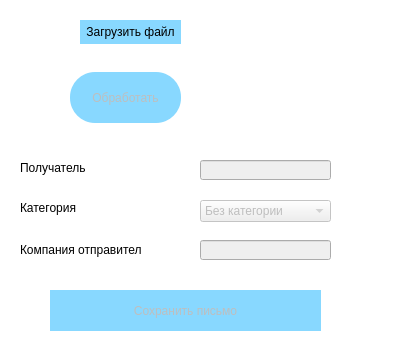
Qt form designs/dialog.ui (arekalov/Mhelper) before a commit.
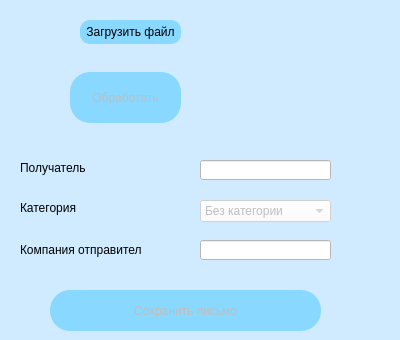
The same form after that commit.

```diff
--- a/designs/dialog.ui
+++ b/designs/dialog.ui
@@ -26,12 +26,29 @@
    <string>Dialog</string>
   </property>
   <property name="styleSheet">
-   <string notr="true">QDialog{
-background-color: rgb(255, 255, 255);
+   <string notr="true">QPushButton#upload_btn{
+border-radius: 10px;
 }
+
+QPushButton#upload_btn:pressed{
+border-radius: 5px;
+}
+
+QPushButton#upload_btn{
+border-radius: 10px;
+}
+
+QPushButton#save_btn:pressed{
+border-radius: 10px;
+}
+
+QDialog{
+background-color: rgb(208, 235, 255);
+}
+
 QPushButton{
 background-color: rgb(136, 216, 255);
-border-radius: 25px;
+border-radius: 20px;
 }
 
 QPushButton:hover{
@@ -45,7 +62,15 @@
 }
 
 upload_btn{
-border-radius: 25px;
+border-radius: 10px;
+}
+
+QLineEdit{
+background-color: rgb(255, 255, 255);
+}
+
+QComboBox{
+background-color: rgb(255, 255, 255);
 }</string>
   </property>
   <widget class="QPushButton" name="handle_btn">
```
Left out of the diff: 2 changed lines with no effect on the pictures.
